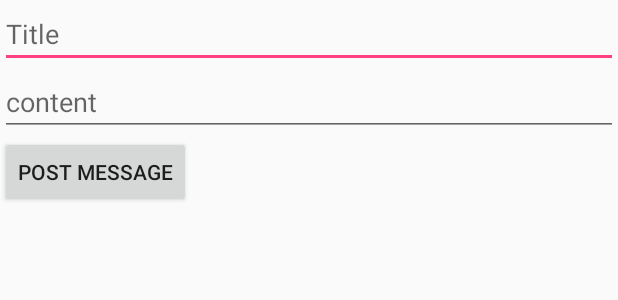
After one commit to manuelleung/HiddenMessage, an Android app: the layout save_message.xml on its own in the app's theme, with its tools: preview values and no code run, on a phone screen of 412 x 824 dp. The commit adds this screen. Shown: the top 300 px of the screen. Run offline under Robolectric (Android 15) with nearby library versions, the phone set to English and light mode, and no system bars.

Commit message:
new messages, marks

```diff
--- a/DATABASE_PROJECT/mysqltest/SqlTest/app/src/main/AndroidManifest.xml
+++ b/DATABASE_PROJECT/mysqltest/SqlTest/app/src/main/AndroidManifest.xml
@@ -29,6 +29,7 @@
         <activity android:name=".users.PasswordReset"/>
         <activity android:name=".users.Register" />
         <activity android:name=".users.Registered"/>
+        <activity android:name=".users.SaveMessage"/>
     </application>
 
 </manifest>
--- /dev/null
+++ b/DATABASE_PROJECT/mysqltest/SqlTest/app/src/main/res/layout/save_message.xml
@@ -0,0 +1,33 @@
+<?xml version="1.0" encoding="utf-8"?>
+<LinearLayout xmlns:android="http://schemas.android.com/apk/res/android"
+    android:orientation="vertical" android:layout_width="match_parent"
+    android:layout_height="match_parent">
+
+    <!--EditText
+        android:id="@+id/name"
+        android:layout_width="match_parent"
+        android:layout_height="wrap_content"
+        android:hint="First Name"/-->
+
+    <EditText
+        android:id="@+id/title"
+        android:layout_width="match_parent"
+        android:layout_height="wrap_content"
+        android:hint="Title"/>
+
+    <EditText
+        android:id="@+id/content"
+        android:inputType="textEmailAddress"
+        android:layout_width="match_parent"
+        android:layout_height="wrap_content"
+        android:hint="content"/>
+
+
+
+    <Button
+        android:id="@+id/button_post"
+        android:layout_width="wrap_content"
+        android:layout_height="wrap_content"
+        android:text="Post Message"/>
+
+</LinearLayout>
```
Also changed, not shown: DATABASE_PROJECT/mysqltest/SqlTest/app/src/main/java/com/example/manuel/testsql/MainActivity.java (+10 -0 lines), DATABASE_PROJECT/mysqltest/SqlTest/app/src/main/java/com/example/manuel/testsql/database/UserFunctions.java (+10 -6 lines), DATABASE_PROJECT/mysqltest/SqlTest/app/src/main/java/com/example/manuel/testsql/users/SaveMessage.java (+26 -16 lines), DATABASE_PROJECT/mysqltest/SqlTest/app/src/main/res/layout/activity_main.xml (+9 -0 lines), app/src/main/java/com/hiddenmessage/MapsActivity.java (+13 -5 lines), app/src/main/java/com/hiddenmessage/database/HandleMessagePost.java (added, +102 -0 lines), 1 other file.
